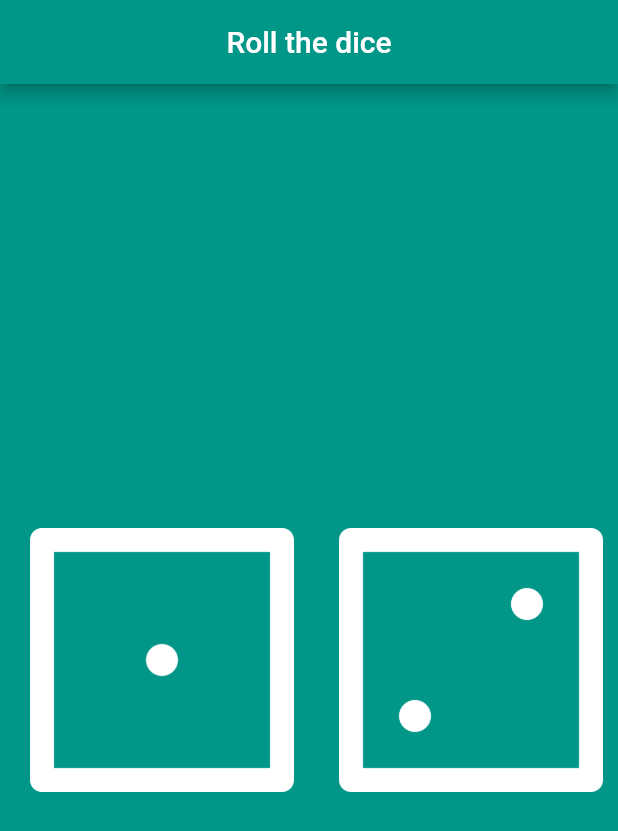
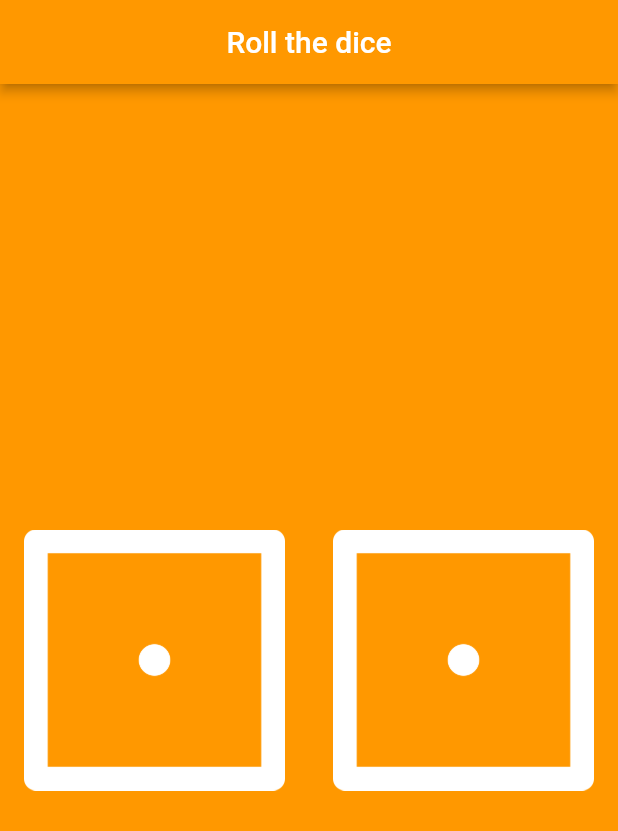
Before and after one commit to judexes/roll-the-dice, a Flutter app: the screen it shows after launch, on a phone screen of 412 x 824 dp. Shown: the top 831 px of the screen. Run offline on Flutter 3.47's test engine with Material 2 defaults, Android fonts, the phone set to English and light mode, and no system bars.

```diff
--- a/lib/main.dart
+++ b/lib/main.dart
@@ -1,15 +1,16 @@
 import 'package:flutter/material.dart';
-
+import 'dart:math';
 void main() {
   return runApp(
     MaterialApp(
       debugShowCheckedModeBanner: false,
       home: Scaffold(
-        backgroundColor: Colors.teal,
+        backgroundColor: Colors.orange,
         appBar: AppBar(
           title: Text('Roll the dice'),
           centerTitle: true,
-          backgroundColor: Colors.teal,
+          backgroundColor: Colors.orange,
+          elevation: 3.0,
         ),
         body: DicePage(),
       ),
@@ -17,26 +18,56 @@ void main() {
   );
 }
 
-class DicePage extends StatelessWidget {
+class DicePage extends StatefulWidget {
+  @override
+  _DicePageState createState() => _DicePageState();
+}
+
+class _DicePageState extends State<DicePage> {
+  int leftDiceNumber = 1;
+  int rightDiceNumber =6;
+
+  void diceRandom(){
+    setState(() {
+//      leftDiceNumber = Random().nextInt(6);
+//      rightDiceNumber = Random().nextInt(6);
+    });
+  }
+  Random leftRandom;
+  int min = 1;
+  int max = 6;
+  Random rightRandom;
   @override
   Widget build(BuildContext context) {
     return Center(
       child: Row(
         children: <Widget>[
           Expanded(
-            child: Padding(
-              padding: const EdgeInsets.fromLTRB(20.0, 20.0, 10.0, 20.0),
-              child: Image.asset(
-                'images/dice1.png',
-              ),
+            child: FlatButton(
+              onPressed: () {
+                setState(() {
+                  leftDiceNumber = 3;
+                  print('dice number = $leftDiceNumber');
+                  leftRandom = new Random();
+                  leftDiceNumber = min + leftRandom.nextInt(max - min);
+                  print("$leftDiceNumber is in the range of $min and $max");
+                });
+              },
+              child: Image.asset('images/dice$leftDiceNumber.png'),
             ),
           ),
           Expanded(
-            child: Padding(
-              padding: const EdgeInsets.fromLTRB(20.0, 20.0, 10.0, 20.0),
-              child: Image.asset(
-                'images/dice2.png',
-              ),
+            child: FlatButton(
+              onPressed: () {
+                setState(() {
+                  rightDiceNumber = 3;
+                  print('dice number = $rightDiceNumber');
+                  rightRandom = new Random();
+                  rightDiceNumber = min + rightRandom.nextInt(max - min);
+                  print("$rightDiceNumber is in the range of $min and $max");
+                });
+              },
+              child: Image.asset('images/dice$leftDiceNumber.png'),
             ),
           ),
         ],
```
